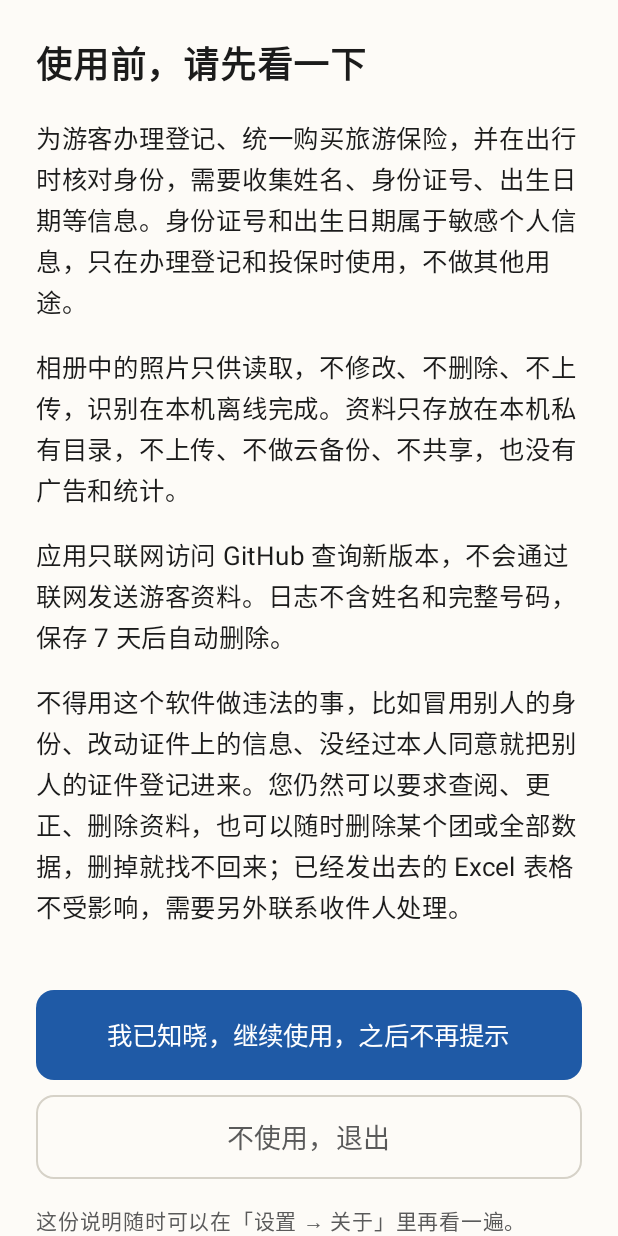
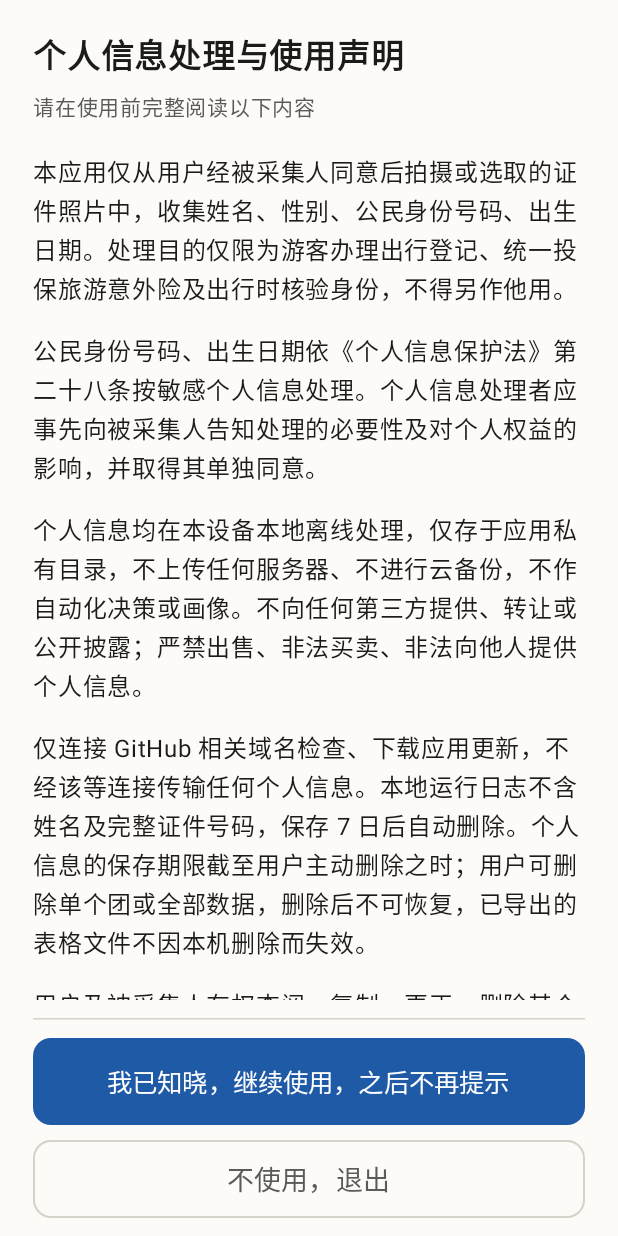
Before and after one commit to kamikazePrPr/tour-tool, an Android app built with Jetpack Compose: the screen it shows after launch (MainActivity), on a phone screen of 412 x 824 dp. Run offline under Robolectric (Android 15) with nearby library versions, the phone set to English and light mode, and no system bars.

Commit message:
声明改用严谨法律语言，补禁止出售/非法提供个人信息条款，按钮固定底部

```diff
--- a/app/src/main/java/com/kamikazeprpr/tourtool/ui/FirstRunScreen.kt
+++ b/app/src/main/java/com/kamikazeprpr/tourtool/ui/FirstRunScreen.kt
@@ -14,6 +14,7 @@ import androidx.compose.foundation.shape.RoundedCornerShape
 import androidx.compose.foundation.verticalScroll
 import androidx.compose.material3.AlertDialog
 import androidx.compose.material3.Button
+import androidx.compose.material3.HorizontalDivider
 import androidx.compose.material3.MaterialTheme
 import androidx.compose.material3.OutlinedButton
 import androidx.compose.material3.Text
@@ -31,13 +32,13 @@ import com.kamikazeprpr.tourtool.ui.theme.TextMain
 import com.kamikazeprpr.tourtool.ui.theme.TextMuted
 
 /**
- * 安装后第一次打开：隐私与数据使用声明。
+ * 安装后第一次打开：个人信息处理与使用声明。
  *
  * 正文由 Codex 依据《个人信息保护法》《网络安全法》《数据安全法》
- * 和 GB/T 35273-2020 起草，覆盖处理目的、敏感个人信息单独说明、
- * 处理方式、对外提供情况、保存与删除、个人权利六项要素。
+ * 和 GB/T 35273-2020 以法律语言起草，覆盖处理目的、敏感个人信息的单独同意、
+ * 处理方式、对外提供禁令、保存期限、个人权利与使用限制。
  *
- * 只在第一次出现，点「我已知晓，继续使用，之后不再提示」之后永不再显示。
+ * 只在第一次出现；点「我已知晓，继续使用，之后不再提示」后永不再显示。
  */
 @Composable
 fun FirstRunScreen(
@@ -50,45 +51,71 @@ fun FirstRunScreen(
         modifier = Modifier
             .fillMaxSize()
             .systemBarsPadding()
-            .background(MaterialTheme.colorScheme.background)
+            .background(MaterialTheme.colorScheme.background),
+    ) {
+        Column(
+            modifier = Modifier
+                .weight(1f)
                 .verticalScroll(rememberScrollState())
-            .padding(horizontal = 24.dp, vertical = 24.dp),
-        verticalArrangement = Arrangement.Top,
+                .padding(horizontal = 22.dp, vertical = 20.dp),
         ) {
             Text(
-            text = "使用前，请先看一下",
-            fontSize = 24.sp,
+                text = "个人信息处理与使用声明",
+                fontSize = 22.sp,
                 fontWeight = FontWeight.Bold,
                 color = TextMain,
+            )
+            Spacer(Modifier.height(6.dp))
+            Text(
+                text = "请在使用前完整阅读以下内容",
+                fontSize = 14.sp,
+                color = TextMuted,
             )
             Spacer(Modifier.height(18.dp))
 
             Paragraph(
-            "为游客办理登记、统一购买旅游保险，并在出行时核对身份，需要收集姓名、身份证号、" +
-                "出生日期等信息。身份证号和出生日期属于敏感个人信息，只在办理登记和投保时使用，不做其他用途。"
+                "本应用仅从用户经被采集人同意后拍摄或选取的证件照片中，收集姓名、性别、公民身份号码、" +
+                    "出生日期。处理目的仅限为游客办理出行登记、统一投保旅游意外险及出行时核验身份，不得另作他用。"
             )
             Paragraph(
-            "相册中的照片只供读取，不修改、不删除、不上传，识别在本机离线完成。" +
-                "资料只存放在本机私有目录，不上传、不做云备份、不共享，也没有广告和统计。"
+                "公民身份号码、出生日期依《个人信息保护法》第二十八条按敏感个人信息处理。" +
+                    "个人信息处理者应事先向被采集人告知处理的必要性及对个人权益的影响，并取得其单独同意。"
             )
             Paragraph(
-            "应用只联网访问 GitHub 查询新版本，不会通过联网发送游客资料。" +
-                "日志不含姓名和完整号码，保存 7 天后自动删除。"
+                "个人信息均在本设备本地离线处理，仅存于应用私有目录，不上传任何服务器、不进行云备份，" +
+                    "不作自动化决策或画像。不向任何第三方提供、转让或公开披露；" +
+                    "严禁出售、非法买卖、非法向他人提供个人信息。"
             )
             Paragraph(
-            "不得用这个软件做违法的事，比如冒用别人的身份、改动证件上的信息、" +
-                "没经过本人同意就把别人的证件登记进来。您仍然可以要求查阅、更正、删除资料，" +
-                "也可以随时删除某个团或全部数据，删掉就找不回来；已经发出去的 Excel 表格不受影响，" +
-                "需要另外联系收件人处理。"
+                "仅连接 GitHub 相关域名检查、下载应用更新，不经该等连接传输任何个人信息。" +
+                    "本地运行日志不含姓名及完整证件号码，保存 7 日后自动删除。" +
+                    "个人信息的保存期限截至用户主动删除之时；用户可删除单个团或全部数据，删除后不可恢复，" +
+                    "已导出的表格文件不因本机删除而失效。"
             )
+            Paragraph(
+                "用户及被采集人有权查阅、复制、更正、删除其个人信息及撤回同意，" +
+                    "撤回不影响此前基于同意已进行的处理。" +
+                    "用户不得利用本应用从事违法违规活动，包括但不限于冒用他人身份、伪造变造证件、" +
+                    "未经同意收集他人个人信息、出售或非法提供他人个人信息。"
+            )
+        }
 
-        Spacer(Modifier.height(26.dp))
-
+        Column(
+            modifier = Modifier
+                .fillMaxWidth()
+                .background(MaterialTheme.colorScheme.background)
+                .padding(horizontal = 22.dp, vertical = 12.dp),
+        ) {
+            HorizontalDivider(
+                modifier = Modifier.padding(bottom = 12.dp),
+                thickness = 1.dp,
+                color = MaterialTheme.colorScheme.outlineVariant,
+            )
             Button(
                 onClick = onAgree,
                 modifier = Modifier
                     .fillMaxWidth()
-                .height(60.dp),
+                    .height(58.dp),
                 shape = RoundedCornerShape(12.dp),
             ) {
                 Text("我已知晓，继续使用，之后不再提示", fontSize = 17.sp)
@@ -100,19 +127,12 @@ fun FirstRunScreen(
                 onClick = { showExitConfirm = true },
                 modifier = Modifier
                     .fillMaxWidth()
-                .height(56.dp),
+                    .height(52.dp),
                 shape = RoundedCornerShape(12.dp),
             ) {
                 Text("不使用，退出", fontSize = 18.sp)
             }
-
-        Spacer(Modifier.height(16.dp))
-
-        Text(
-            text = "这份说明随时可以在「设置 → 关于」里再看一遍。",
-            fontSize = 14.sp,
-            color = TextMuted,
-        )
+        }
     }
 
     if (showExitConfirm) {
@@ -134,9 +154,9 @@ fun FirstRunScreen(
 private fun Paragraph(text: String) {
     Text(
         text = text,
-        fontSize = 17.sp,
-        lineHeight = 27.sp,
+        fontSize = 16.sp,
+        lineHeight = 26.sp,
         color = TextMain,
     )
-    Spacer(Modifier.height(16.dp))
+    Spacer(Modifier.height(15.dp))
 }
```
Lines whose indentation alone changed are shown as unchanged.
